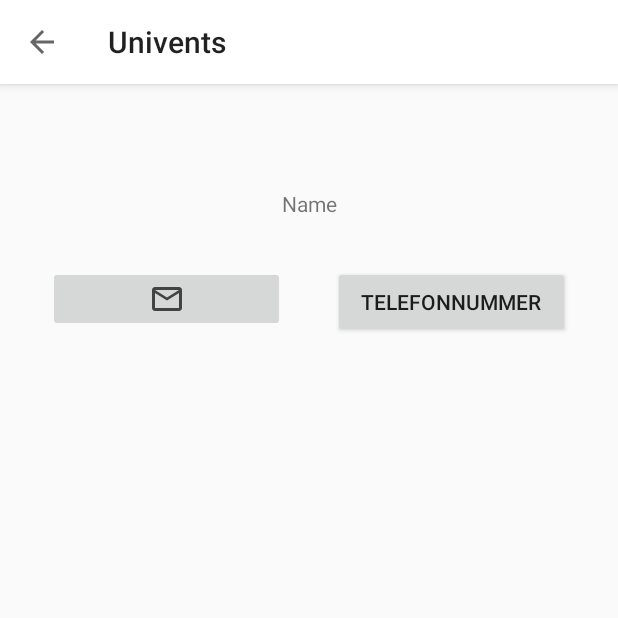
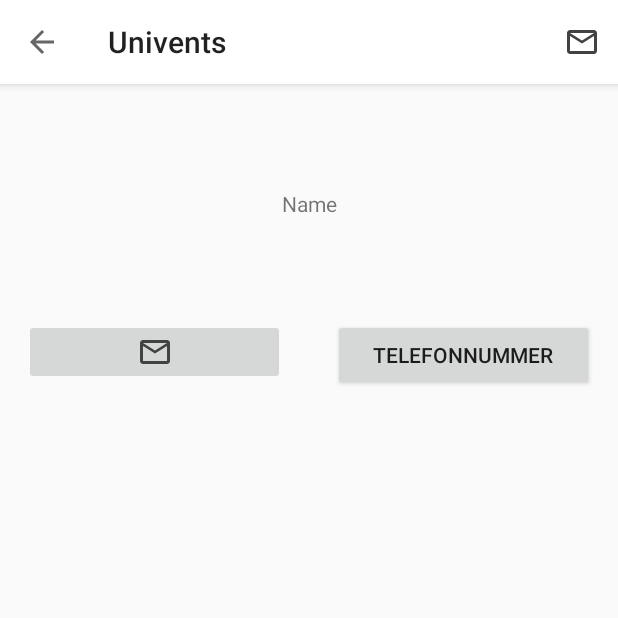
Before and after one commit to eichingertim/Univents, an Android app: the ProfilePageActivity screen opened directly, with no data from a screen before it, on a phone screen of 412 x 824 dp, the top half of it. Run offline under Robolectric (Android 15) with nearby library versions, the phone set to English and light mode, and no system bars.

Commit message:
added profile page

```diff
--- a/app/src/main/res/layout/activity_profile_page.xml
+++ b/app/src/main/res/layout/activity_profile_page.xml
@@ -16,19 +16,19 @@
         app:layout_constraintEnd_toEndOf="parent"
         app:layout_constraintStart_toStartOf="parent"
         app:layout_constraintTop_toTopOf="parent"
-        app:popupTheme="@style/Theme.AppCompat.DayNight" />
+        app:popupTheme="@style/Theme.AppCompat.DayNight"/>
 
     <ImageButton
         android:id="@+id/btn_profile_email"
         android:layout_width="0dp"
         android:layout_height="wrap_content"
-        android:layout_marginStart="32dp"
+        android:layout_marginStart="16dp"
         android:layout_marginTop="32dp"
         android:layout_marginEnd="16dp"
         android:contentDescription="@string/prof_email"
         app:layout_constraintEnd_toStartOf="@+id/btn_phone_number"
         app:layout_constraintStart_toStartOf="parent"
-        app:layout_constraintTop_toBottomOf="@+id/profile_name"
+        app:layout_constraintTop_toBottomOf="@+id/textView"
         app:srcCompat="@drawable/ic_mail_outline_24dp" />
 
     <Button
@@ -37,11 +37,11 @@
         android:layout_height="wrap_content"
         android:layout_marginStart="16dp"
         android:layout_marginTop="32dp"
-        android:layout_marginEnd="32dp"
+        android:layout_marginEnd="16dp"
         android:text="@string/prof_number"
         app:layout_constraintEnd_toEndOf="parent"
         app:layout_constraintStart_toEndOf="@id/btn_profile_email"
-        app:layout_constraintTop_toBottomOf="@+id/profile_name" />
+        app:layout_constraintTop_toBottomOf="@+id/textView" />
 
     <TextView
         android:id="@+id/profile_name"
@@ -53,4 +53,15 @@
         app:layout_constraintStart_toStartOf="parent"
         app:layout_constraintTop_toBottomOf="@+id/toolbar" />
 
+    <TextView
+        android:id="@+id/textView"
+        android:layout_width="wrap_content"
+        android:layout_height="wrap_content"
+        android:layout_marginStart="16dp"
+        android:layout_marginTop="16dp"
+        android:layout_marginEnd="16dp"
+        app:layout_constraintEnd_toEndOf="parent"
+        app:layout_constraintStart_toStartOf="parent"
+        app:layout_constraintTop_toBottomOf="@+id/profile_name" />
+
 </android.support.constraint.ConstraintLayout>
--- /dev/null
+++ b/app/src/main/res/menu/menu_profile.xml
@@ -0,0 +1,10 @@
+<?xml version="1.0" encoding="utf-8"?>
+<menu xmlns:app="http://schemas.android.com/apk/res-auto"
+    xmlns:android="http://schemas.android.com/apk/res/android">
+    <item
+        android:id="@+id/profile_edit"
+        android:title="Edit Profile"
+        android:icon="@drawable/ic_mail_outline_24dp"
+        app:showAsAction="always" />
+
+</menu>
```
Also changed, not shown: app/src/main/java/com/androidproject/univents/user/ProfilePageActivity.java (+21 -3 lines).
